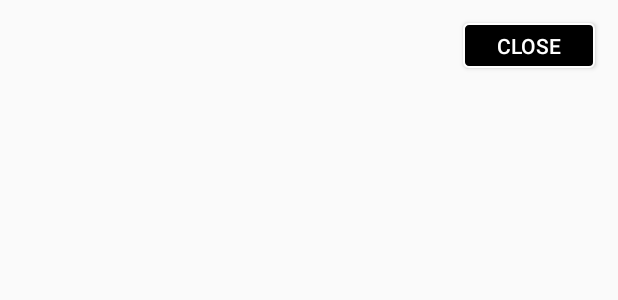
After one commit to IndiePass/indiepass-android, an Android app: the layout activity_timeline_image.xml on its own in the app's theme, with its tools: preview values and no code run, on a phone screen of 412 x 824 dp. The commit adds this screen. Shown: the top 300 px of the screen. Run offline under Robolectric (Android 15) with nearby library versions, the phone set to English and light mode, and no system bars.

Commit message:
View image fullscreen

```diff
--- a/app/src/main/java/com/indieweb/indigenous/timeline/TimelineActivity.java
+++ b/app/src/main/java/com/indieweb/indigenous/timeline/TimelineActivity.java
@@ -1,9 +1,13 @@
 package com.indieweb.indigenous.timeline;
 
+import android.content.DialogInterface;
+import android.content.Intent;
 import android.content.SharedPreferences;
 import android.os.Bundle;
+import android.support.v7.app.AlertDialog;
 import android.support.v7.app.AppCompatActivity;
 import android.util.Log;
+import android.view.MenuItem;
 import android.widget.ListView;
 import android.widget.Toast;
 
@@ -14,6 +18,7 @@ import com.android.volley.Response;
 import com.android.volley.VolleyError;
 import com.android.volley.toolbox.StringRequest;
 import com.android.volley.toolbox.Volley;
+import com.indieweb.indigenous.MainActivity;
 import com.indieweb.indigenous.model.TimelineItem;
 import com.indieweb.indigenous.R;
 
--- /dev/null
+++ b/app/src/main/res/drawable/button_background.xml
@@ -0,0 +1,14 @@
+<?xml version="1.0" encoding="utf-8"?>
+<shape xmlns:android="http://schemas.android.com/apk/res/android"
+    android:shape="rectangle" >
+
+    <corners android:radius="3dp" />
+
+    <solid android:color="#000000" />
+
+    <stroke
+        android:width="2px"
+        android:color="#ffffff" />
+
+
+</shape>
--- /dev/null
+++ b/app/src/main/res/layout/activity_timeline_image.xml
@@ -0,0 +1,30 @@
+<?xml version="1.0" encoding="utf-8"?>
+<RelativeLayout xmlns:android="http://schemas.android.com/apk/res/android"
+    android:layout_width="match_parent"
+    android:layout_height="match_parent" >
+
+    <ImageView
+        android:id="@+id/timeline_image_fullscreen"
+        android:layout_width="fill_parent"
+        android:layout_height="fill_parent"
+        android:scaleType="fitCenter"
+        android:contentDescription="@string/full_screen_image" />
+
+    <Button
+        android:id="@+id/close"
+        android:layout_width="wrap_content"
+        android:layout_height="30dp"
+        android:layout_alignParentRight="true"
+        android:layout_alignParentTop="true"
+        android:layout_marginRight="15dp"
+        android:layout_marginTop="15dp"
+        android:paddingTop="2dp"
+        android:paddingBottom="2dp"
+        android:background="@drawable/button_background"
+        android:textColor="#ffffff"
+        android:text="@string/close"
+        android:layout_alignParentEnd="true"
+        android:layout_marginEnd="15dp" />
+
+
+</RelativeLayout>
--- a/app/src/main/res/values/strings.xml
+++ b/app/src/main/res/values/strings.xml
@@ -15,11 +15,13 @@
     <string name="timeline">Timeline</string>
     <string name="channels">Channels</string>
     <string name="read_more">Read more</string>
-    <string name="close">Close</string>
     <string name="add_like">Add like</string>
     <string name="refresh_syndications">Refresh syndications</string>
     <string name="send">Send</string>
     <string name="author_photo">Author photo</string>
     <string name="timeline_image">Timeline image</string>
     <string name="add_image">Add image</string>
+    <string name="title_activity_timeline_image">TimelineImageActivity</string>
+    <string name="close">Close</string>
+    <string name="full_screen_image">Full screen image</string>
 </resources>
--- a/app/src/main/res/values/styles.xml
+++ b/app/src/main/res/values/styles.xml
@@ -8,4 +8,13 @@
         <item name="colorAccent">@color/colorAccent</item>
     </style>
 
+    <style name="AppTheme.NoActionBar">
+        <item name="windowActionBar">false</item>
+        <item name="windowNoTitle">true</item>
+    </style>
+
+    <style name="AppTheme.AppBarOverlay" parent="ThemeOverlay.AppCompat.Dark.ActionBar" />
+
+    <style name="AppTheme.PopupOverlay" parent="ThemeOverlay.AppCompat.Light" />
+
 </resources>
```
Also changed, not shown: app/src/main/AndroidManifest.xml (+11 -7 lines), app/src/main/java/com/indieweb/indigenous/timeline/TimelineImageActivity.java (added, +41 -0 lines), app/src/main/java/com/indieweb/indigenous/timeline/TimelineListAdapter.java (+20 -0 lines).
